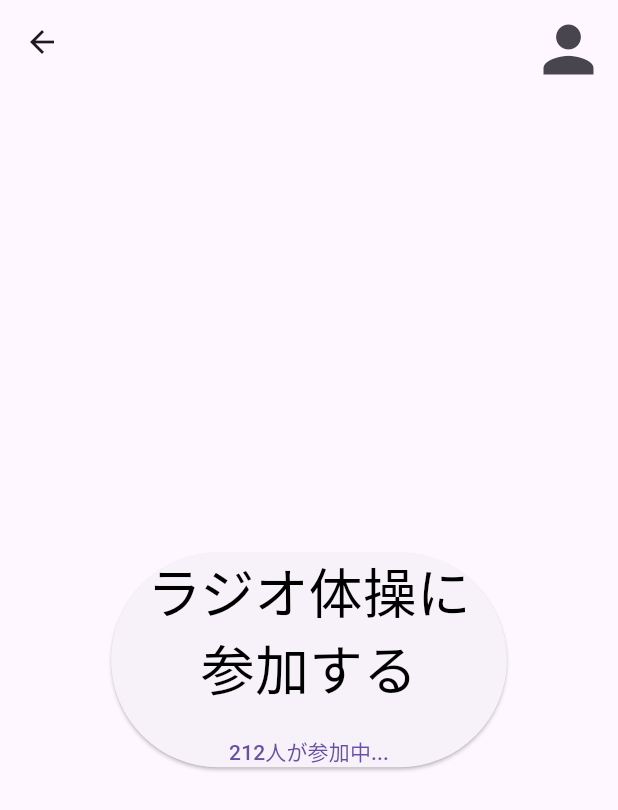
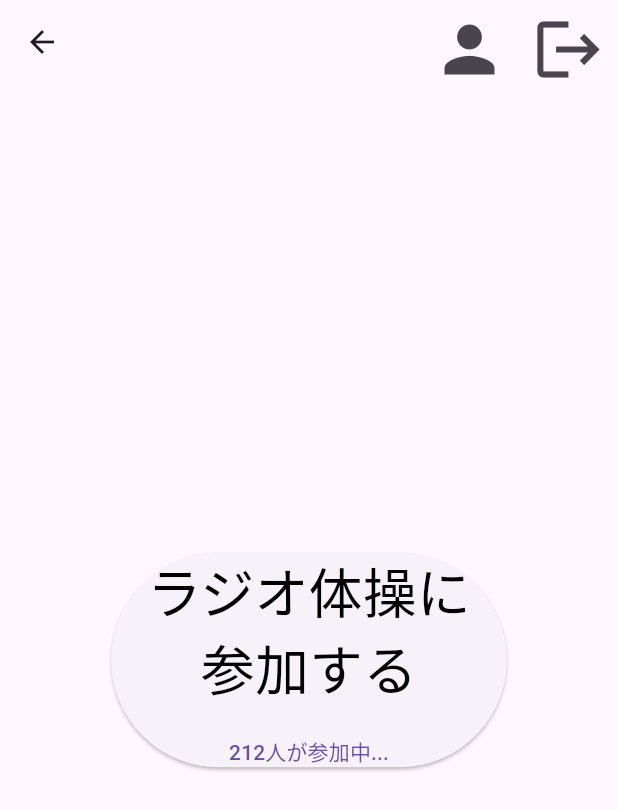
Before and after one commit to progate-hackathon-usagi/frontend, a Flutter app: the LobbyPage screen opened by its route, on a phone screen of 412 x 824 dp. Shown: the top 810 px of the screen. Run offline on Flutter 3.47's test engine with Material 3 defaults, Android fonts, the light colour scheme and no system bars; our stand-ins replace google_sign_in, supabase_flutter; missing offline and left inert: widgetbook, widgetbook_annotation; accounts and stored records are empty.

Commit message:
feat: ログアウト実装

```diff
--- a/lib/main.dart
+++ b/lib/main.dart
@@ -27,6 +27,7 @@ class MainApp extends StatelessWidget {
           ? const SigninPage()
           : const LobbyPage(),
       routes: <String, WidgetBuilder>{
+        "/signin": (BuildContext context) => const SigninPage(),
         "/lobby": (BuildContext context) => const LobbyPage(),
         "/profile": (BuildContext context) => const ProfilePage(),
         "/waiting": (BuildContext context) => WaitingPage(context),
--- a/lib/pages/lobby_page.dart
+++ b/lib/pages/lobby_page.dart
@@ -1,10 +1,12 @@
 import 'package:flutter/material.dart';
+import 'package:supabase_flutter/supabase_flutter.dart';
 
 class LobbyPage extends StatelessWidget {
   const LobbyPage({super.key});
 
   @override
   Widget build(BuildContext context) {
+    final supabase = Supabase.instance.client;
     const headingTextStyle = TextStyle(fontSize: 36, color: Colors.black);
 
     return Scaffold(
@@ -17,13 +19,19 @@ class LobbyPage extends StatelessWidget {
               Navigator.pushNamed(context, '/profile');
             },
           ),
+          IconButton(
+            iconSize: 50,
+            icon: Icon(Icons.logout),
+            onPressed: () {
+              supabase.auth.signOut();
+              Navigator.pushNamed(context, '/signin');
+            },
+          ),
         ],
       ),
       body: Center(
         child: ElevatedButton(
-          onPressed: () {
-            Navigator.pushNamed(context, '/waiting');
-          },
+          onPressed: () {},
           child: const Column(
             mainAxisSize: MainAxisSize.min,
             mainAxisAlignment: MainAxisAlignment.center,
```
